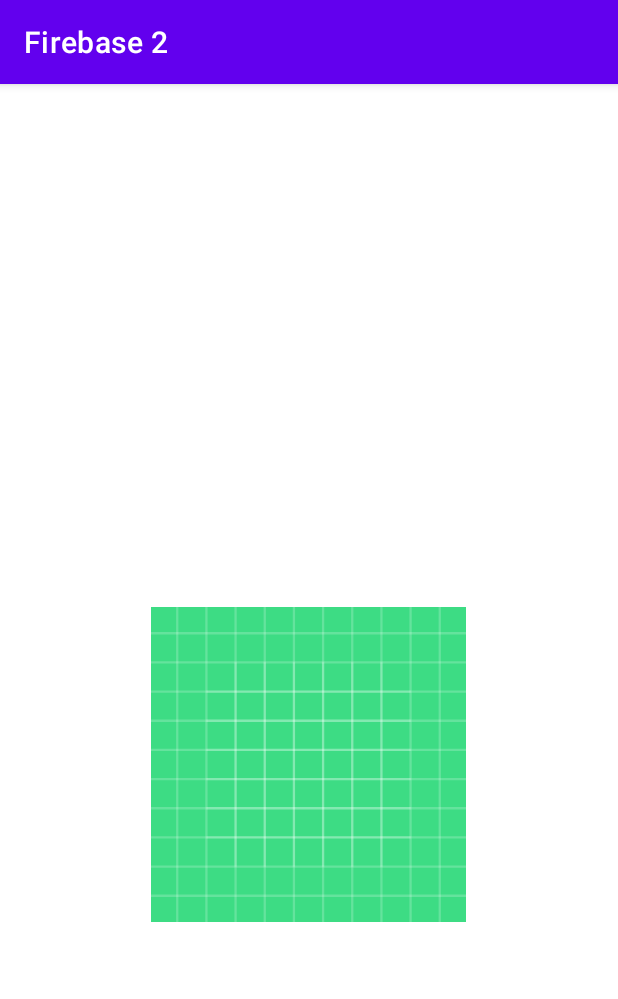
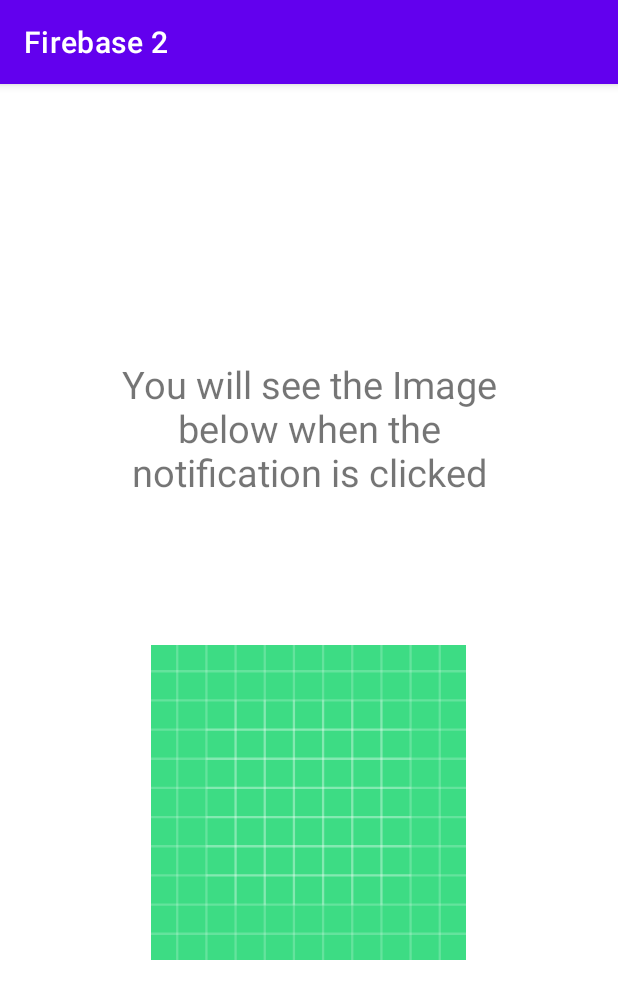
Before and after one commit to rahul-kumawat123/Firebase2, an Android app: the screen it shows after launch (MainActivity), on a phone screen of 412 x 824 dp. Shown: the top 999 px of the screen. Run offline under Robolectric (Android 15) with nearby library versions, the phone set to English and light mode, and no system bars.

Commit message:
added outputs and dimensions files

```diff
--- a/app/src/main/java/com/example/firebase2/MainActivity.kt
+++ b/app/src/main/java/com/example/firebase2/MainActivity.kt
@@ -19,6 +19,7 @@ class MainActivity : AppCompatActivity() {
         }*/
 
         val imageUrl = getDataFromFirebaseCloudMessaging()
+        imageUrl?.let { Log.i("image url", it) }
         if (imageUrl != null){
             showOnUI(imageUrl = imageUrl)
         }else{
--- a/app/src/main/res/layout/activity_main.xml
+++ b/app/src/main/res/layout/activity_main.xml
@@ -8,10 +8,11 @@
 
     <TextView
         android:id="@+id/textView"
-        android:layout_width="239dp"
-        android:layout_height="89dp"
+        android:layout_width="265dp"
+        android:layout_height="138dp"
         android:gravity="center"
-        android:textSize="20sp"
+        android:text="@string/you_will_see_the_image_below_when_the_notification_is_clicked"
+        android:textSize="25sp"
         app:layout_constraintBottom_toBottomOf="parent"
         app:layout_constraintLeft_toLeftOf="parent"
         app:layout_constraintRight_toRightOf="parent"
@@ -20,8 +21,8 @@
 
     <ImageView
         android:id="@+id/imageView"
-        android:layout_width="246dp"
-        android:layout_height="210dp"
+        android:layout_width="@dimen/imageview_width"
+        android:layout_height="@dimen/imageview_height"
         android:src="@drawable/ic_launcher_background"
         app:layout_constraintBottom_toBottomOf="parent"
         app:layout_constraintEnd_toEndOf="parent"
--- /dev/null
+++ b/app/src/main/res/values/dimens.xml
@@ -0,0 +1,7 @@
+<?xml version="1.0" encoding="utf-8"?>
+<resources>
+    <dimen name="textView_width">239dp</dimen>
+    <dimen name="textview_height">89dp</dimen>
+    <dimen name="imageview_width">246dp</dimen>
+    <dimen name="imageview_height">210dp</dimen>
+</resources>
--- a/app/src/main/res/values/strings.xml
+++ b/app/src/main/res/values/strings.xml
@@ -2,4 +2,5 @@
     <string name="app_name">Firebase 2</string>
     <string name="default_notification_channel_Id">firebase_notification_channel_Id</string>
     <string name="channel_name">App_Channel</string>
+    <string name="you_will_see_the_image_below_when_the_notification_is_clicked">You will see the Image below when the notification is clicked</string>
 </resources>
```
